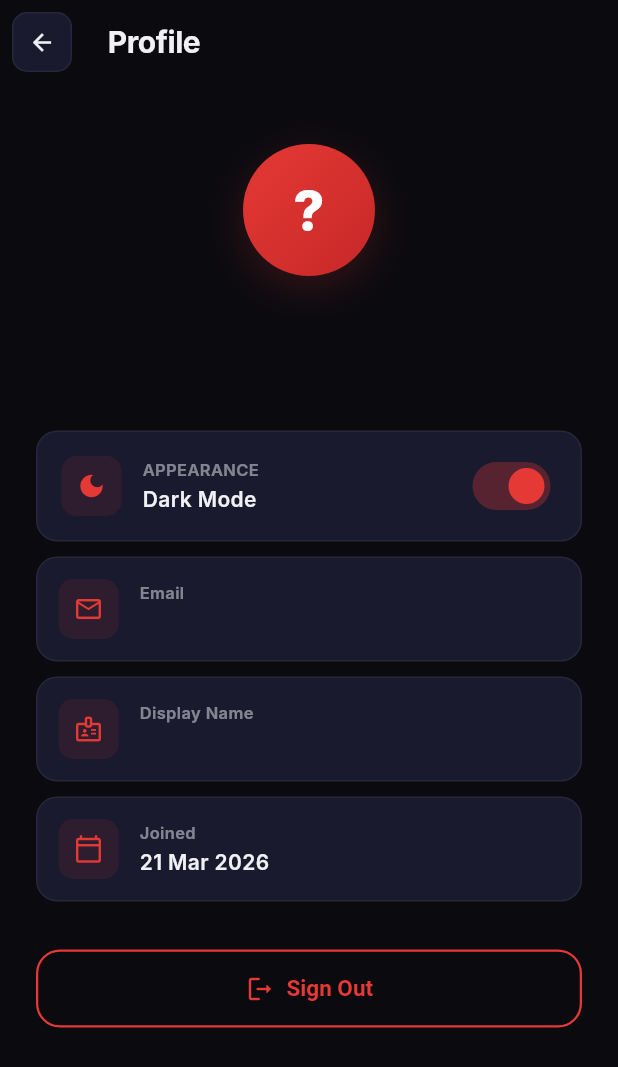
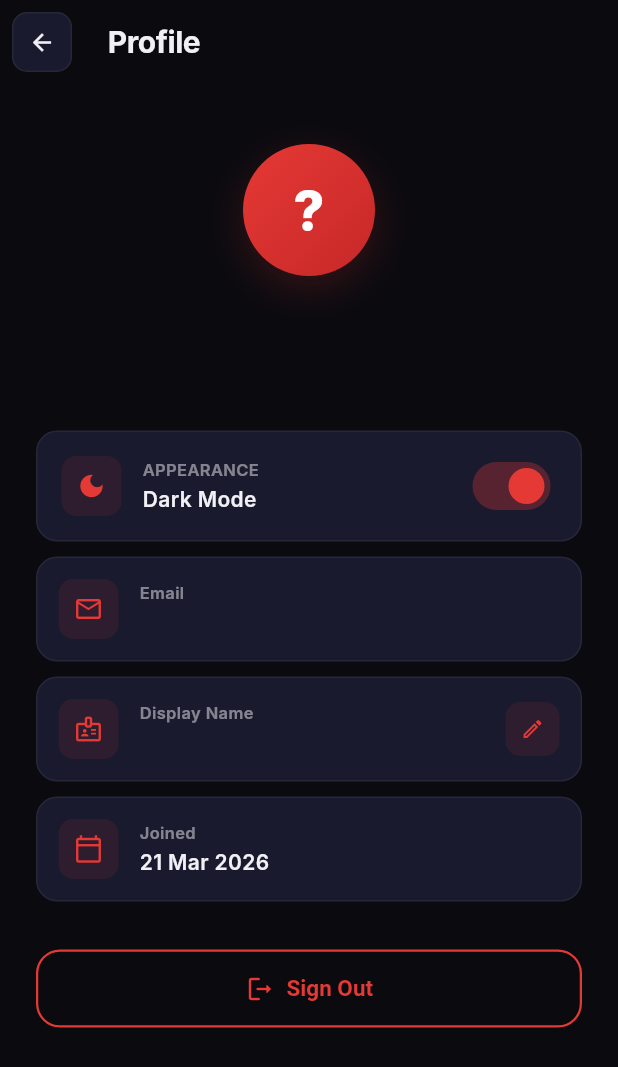
Before and after one commit to Pixel20coder/She-Shield, a Flutter app: the ProfileScreen screen opened directly, on a phone screen of 412 x 824 dp. Shown: the top 1067 px of the screen. Run offline on Flutter 3.47's test engine with Material 3 defaults, Android fonts, the phone set to English and light mode, and no system bars; our stand-ins replace camera, cloud_firestore, firebase_auth, firebase_core, firebase_messaging, firebase_storage and 5 more; missing offline and left inert: flutter_bluetooth_serial_ble; accounts and stored records are empty; Roboto replaces fonts that are missing (Inter).

Commit message:
✏️ Add edit username in profile section

```diff
--- a/lib/screens/profile_screen.dart
+++ b/lib/screens/profile_screen.dart
@@ -207,7 +207,10 @@ class _ProfileScreenState extends State<ProfileScreen> {
             // Info cards
             _InfoTile(icon: Icons.email_outlined, label: 'Email', value: email),
             const SizedBox(height: 10),
-            _InfoTile(icon: Icons.badge_outlined, label: 'Display Name', value: name),
+            _EditableNameTile(
+              name: name,
+              onNameChanged: () => setState(() {}),
+            ),
             const SizedBox(height: 10),
             _InfoTile(
               icon: Icons.calendar_today_outlined,
@@ -307,3 +310,129 @@ class _InfoTile extends StatelessWidget {
     );
   }
 }
+
+class _EditableNameTile extends StatelessWidget {
+  final String name;
+  final VoidCallback onNameChanged;
+
+  const _EditableNameTile({required this.name, required this.onNameChanged});
+
+  void _showEditDialog(BuildContext context) {
+    final controller = TextEditingController(text: name == 'User' ? '' : name);
+    final theme = Theme.of(context);
+
+    showDialog(
+      context: context,
+      builder: (ctx) => AlertDialog(
+        backgroundColor: theme.colorScheme.surface,
+        shape: RoundedRectangleBorder(borderRadius: BorderRadius.circular(20)),
+        title: Text('✏️ Edit Name',
+            style: TextStyle(
+                color: theme.colorScheme.onSurface,
+                fontWeight: FontWeight.w700,
+                fontSize: 18)),
+        content: TextField(
+          controller: controller,
+          autofocus: true,
+          textCapitalization: TextCapitalization.words,
+          style: TextStyle(color: theme.colorScheme.onSurface, fontSize: 15),
+          decoration: const InputDecoration(
+            hintText: 'Enter your name',
+            prefixIcon: Icon(Icons.person_outline, size: 20),
+          ),
+        ),
+        actions: [
+          TextButton(
+            onPressed: () => Navigator.pop(ctx),
+            child: Text('Cancel',
+                style: TextStyle(
+                    color: theme.colorScheme.onSurface.withValues(alpha: 0.5))),
+          ),
+          TextButton(
+            onPressed: () async {
+              final newName = controller.text.trim();
+              if (newName.isEmpty) return;
+              Navigator.pop(ctx);
+              try {
+                await FirebaseAuth.instance.currentUser
+                    ?.updateDisplayName(newName);
+                await FirebaseAuth.instance.currentUser?.reload();
+                onNameChanged();
+              } catch (_) {}
+            },
+            child: const Text('Save',
+                style: TextStyle(
+                    color: Color(0xFFE53935), fontWeight: FontWeight.w700)),
+          ),
+        ],
+      ),
+    );
+  }
+
+  @override
+  Widget build(BuildContext context) {
+    final theme = Theme.of(context);
+    return Container(
+      padding: const EdgeInsets.all(14),
+      decoration: BoxDecoration(
+        color: theme.colorScheme.surface,
+        borderRadius: BorderRadius.circular(14),
+        border: Border.all(
+            color: theme.colorScheme.onSurface.withValues(alpha: 0.06)),
+      ),
+      child: Row(
+        children: [
+          Container(
+            width: 40,
+            height: 40,
+            decoration: BoxDecoration(
+              color: const Color(0xFFE53935).withValues(alpha: 0.1),
+              borderRadius: BorderRadius.circular(10),
+            ),
+            child: const Center(
+                child:
+                    Icon(Icons.badge_outlined, color: Color(0xFFE53935), size: 20)),
+          ),
+          const SizedBox(width: 14),
+          Expanded(
+            child: Column(
+              crossAxisAlignment: CrossAxisAlignment.start,
+              children: [
+                Text('Display Name',
+                    style: TextStyle(
+                      fontSize: 11,
+                      fontWeight: FontWeight.w600,
+                      color:
+                          theme.colorScheme.onSurface.withValues(alpha: 0.5),
+                    )),
+                const SizedBox(height: 2),
+                Text(name,
+                    style: TextStyle(
+                      fontSize: 14,
+                      fontWeight: FontWeight.w600,
+                      color: theme.colorScheme.onSurface,
+                    ),
+                    overflow: TextOverflow.ellipsis),
+              ],
+            ),
+          ),
+          GestureDetector(
+            onTap: () => _showEditDialog(context),
+            child: Container(
+              width: 36,
+              height: 36,
+              decoration: BoxDecoration(
+                color: const Color(0xFFE53935).withValues(alpha: 0.1),
+                borderRadius: BorderRadius.circular(10),
+              ),
+              child: const Center(
+                child: Icon(Icons.edit_outlined,
+                    color: Color(0xFFE53935), size: 16),
+              ),
+            ),
+          ),
+        ],
+      ),
+    );
+  }
+}
```
